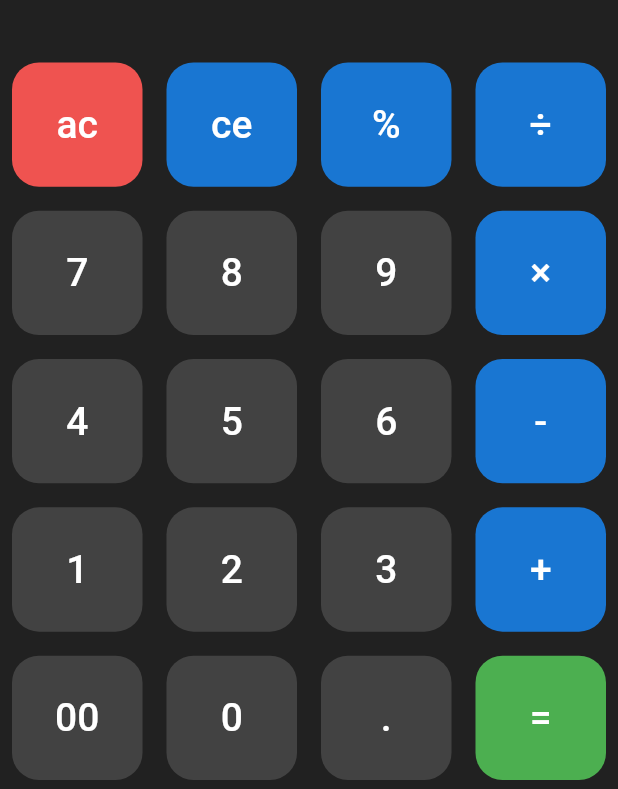
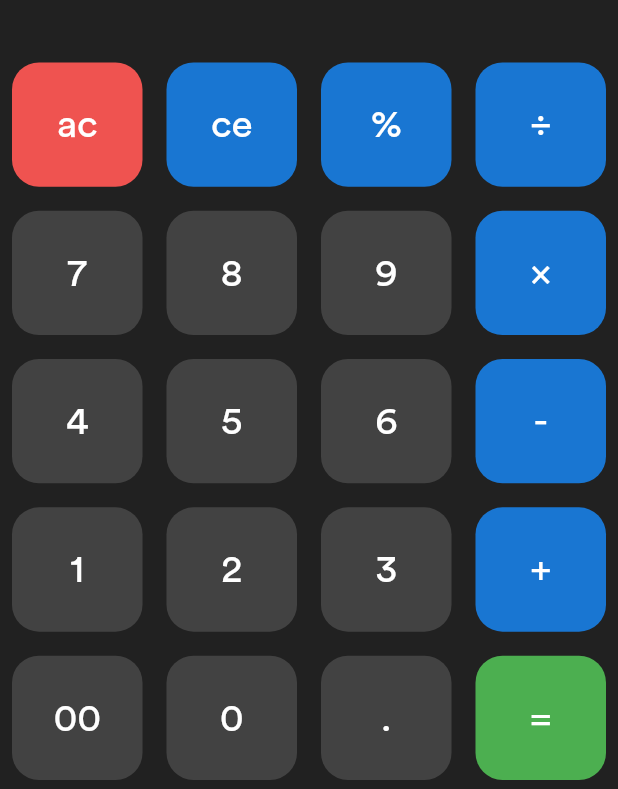
Before and after one commit to ariaramin/calculator_app, a Flutter app: the screen it shows after launch, on a phone screen of 412 x 824 dp. Shown: the part 444-1233 px from the top of the screen. Run offline on Flutter 3.47's test engine with Material 2 defaults, Android fonts, the phone set to English and light mode, and no system bars; our stand-ins replace hexcolor, math_expressions.

Commit message:
last commit

```diff
--- a/lib/main.dart
+++ b/lib/main.dart
@@ -30,6 +30,9 @@ class _ApplicationState extends State<Application> {
     );
     return MaterialApp(
       debugShowCheckedModeBanner: false,
+      theme: ThemeData(
+        fontFamily: "Circular",
+      ),
       home: Scaffold(
         backgroundColor: backgroundColor,
         body: SafeArea(
```
Also changed, not shown: pubspec.yaml (+4 -4 lines), fonts/CircularStd-Book.otf (added), preview/calculator.png (added), 1 other file.
